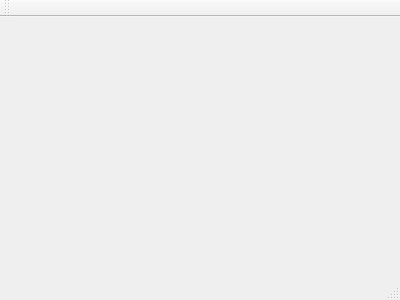
Qt form mainwindow.ui (unistuff9876/3_FileSystemViewer) before a commit.
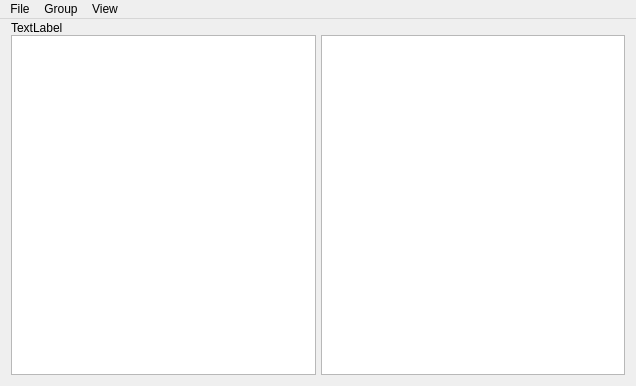
The same form after that commit.

What changed in the file:
```diff
--- a/mainwindow.ui
+++ b/mainwindow.ui
@@ -1,24 +1,106 @@
 <ui version="4.0">
  <class>MainWindow</class>
- <widget class="QMainWindow" name="MainWindow" >
-  <property name="geometry" >
+ <widget class="QMainWindow" name="MainWindow">
+  <property name="geometry">
    <rect>
     <x>0</x>
     <y>0</y>
-    <width>400</width>
-    <height>300</height>
+    <width>636</width>
+    <height>386</height>
    </rect>
   </property>
-  <property name="windowTitle" >
-   <string>MainWindow</string>
+  <property name="minimumSize">
+   <size>
+    <width>558</width>
+    <height>314</height>
+   </size>
   </property>
-  <widget class="QMenuBar" name="menuBar" />
-  <widget class="QToolBar" name="mainToolBar" />
-  <widget class="QWidget" name="centralWidget" />
-  <widget class="QStatusBar" name="statusBar" />
+  <property name="windowTitle">
+   <string>File System Explorer</string>
+  </property>
+  <widget class="QWidget" name="centralWidget">
+   <layout class="QVBoxLayout" name="verticalLayout_3">
+    <property name="topMargin">
+     <number>2</number>
+    </property>
+    <item>
+     <layout class="QVBoxLayout" name="verticalLayout_2">
+      <property name="spacing">
+       <number>0</number>
+      </property>
+      <item>
+       <widget class="QLabel" name="label">
+        <property name="sizePolicy">
+         <sizepolicy hsizetype="Preferred" vsizetype="Fixed">
+          <horstretch>0</horstretch>
+          <verstretch>0</verstretch>
+         </sizepolicy>
+        </property>
+        <property name="text">
+         <string>TextLabel</string>
+        </property>
+        <property name="margin">
+         <number>3</number>
+        </property>
+        <property name="indent">
+         <number>-1</number>
+        </property>
+       </widget>
+      </item>
+      <item>
+       <layout class="QHBoxLayout" name="horizontalLayout_4">
+        <item>
+         <layout class="QHBoxLayout" name="horizontalLayout_5">
+          <property name="spacing">
+           <number>5</number>
+          </property>
+          <property name="sizeConstraint">
+           <enum>QLayout::SetDefaultConstraint</enum>
+          </property>
+          <item>
+           <widget class="QTreeView" name="leftView"/>
+          </item>
+          <item>
+           <widget class="QListView" name="rightView"/>
+          </item>
+         </layout>
+        </item>
+       </layout>
+      </item>
+     </layout>
+    </item>
+   </layout>
+  </widget>
+  <widget class="QMenuBar" name="menuBar">
+   <property name="geometry">
+    <rect>
+     <x>0</x>
+     <y>0</y>
+     <width>636</width>
+     <height>25</height>
+    </rect>
+   </property>
+   <widget class="QMenu" name="menuFile">
+    <property name="title">
+     <string>File</string>
+    </property>
+   </widget>
+   <widget class="QMenu" name="menuGroup">
+    <property name="title">
+     <string>Group</string>
+    </property>
+   </widget>
+   <widget class="QMenu" name="menuView">
+    <property name="title">
+     <string>View</string>
+    </property>
+   </widget>
+   <addaction name="menuFile"/>
+   <addaction name="menuGroup"/>
+   <addaction name="menuView"/>
+  </widget>
  </widget>
- <layoutDefault spacing="6" margin="11" />
- <pixmapfunction></pixmapfunction>
+ <layoutdefault spacing="6" margin="11"/>
  <resources/>
  <connections/>
 </ui>
```
Left out of the diff: 1 changed line with no effect on the pictures.
